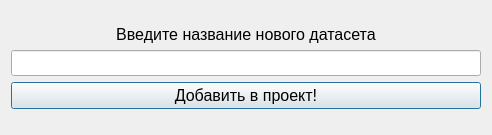
First picture: the form in desktop_app/design/diag_create_dataset.ui, repository ivansoya/neural-master, before the edit.
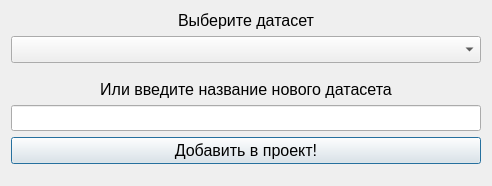
Second picture: the form after the edit.

Diff of the .ui file:
```diff
--- a/desktop_app/design/diag_create_dataset.ui
+++ b/desktop_app/design/diag_create_dataset.ui
@@ -7,13 +7,37 @@
     <x>0</x>
     <y>0</y>
     <width>492</width>
-    <height>135</height>
+    <height>186</height>
    </rect>
   </property>
   <property name="windowTitle">
    <string>Create Dataset</string>
   </property>
   <layout class="QVBoxLayout" name="diag_main_layout">
+   <item>
+    <widget class="QLabel" name="label_2">
+     <property name="font">
+      <font>
+       <pointsize>12</pointsize>
+      </font>
+     </property>
+     <property name="text">
+      <string>Выберите датасет</string>
+     </property>
+     <property name="alignment">
+      <set>Qt::AlignCenter</set>
+     </property>
+    </widget>
+   </item>
+   <item>
+    <widget class="QComboBox" name="combo_choose_dataset">
+     <property name="font">
+      <font>
+       <pointsize>12</pointsize>
+      </font>
+     </property>
+    </widget>
+   </item>
    <item>
     <spacer name="verticalSpacer_2">
      <property name="orientation">
@@ -35,7 +59,7 @@
       </font>
      </property>
      <property name="text">
-      <string>Введите название нового датасета</string>
+      <string>Или введите название нового датасета</string>
      </property>
      <property name="alignment">
       <set>Qt::AlignCenter</set>
```
